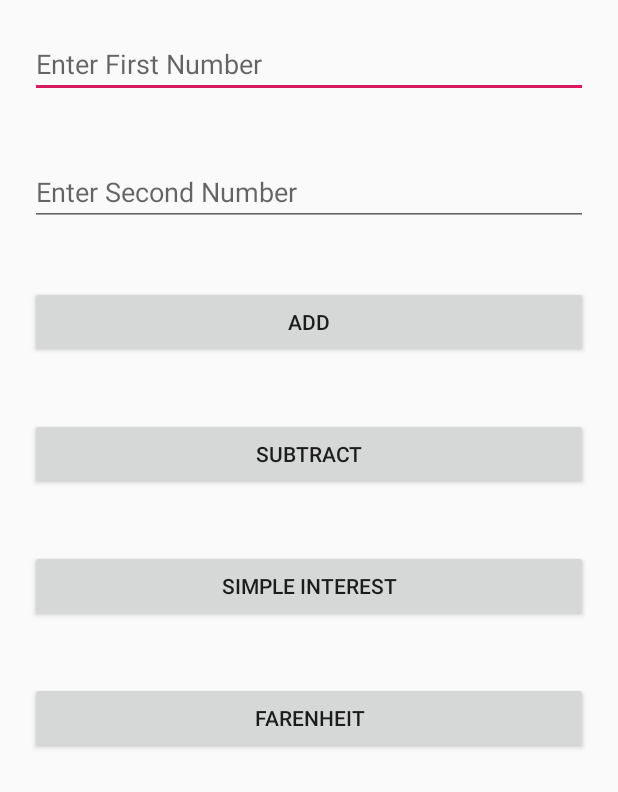
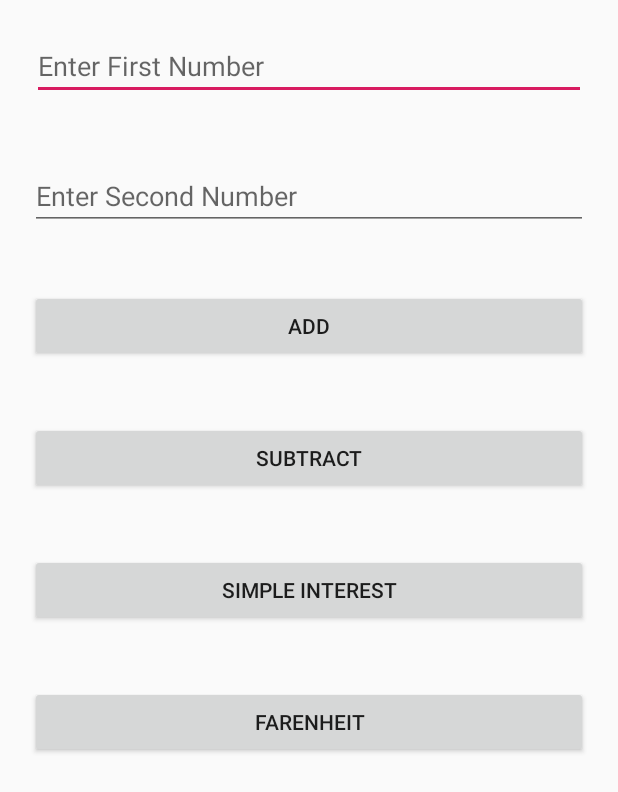
Before and after one commit to Bvekv1/SimpleText, an Android app: the layout activity_main.xml on its own in the app's theme, with its tools: preview values and no code run, on a phone screen of 412 x 824 dp. Shown: the top 792 px of the screen. Run offline under Robolectric (Android 15) with nearby library versions, the phone set to English and light mode, and no system bars.

```diff
--- a/app/src/main/res/layout/activity_main.xml
+++ b/app/src/main/res/layout/activity_main.xml
@@ -12,7 +12,7 @@
         android:id="@+id/etFirst"
         android:layout_width="match_parent"
         android:layout_height="wrap_content"
-        android:layout_margin="20dp"
+        android:layout_margin="21dp"
         android:hint="Enter First Number" />
     <EditText
         android:id="@+id/etSecond"
```
